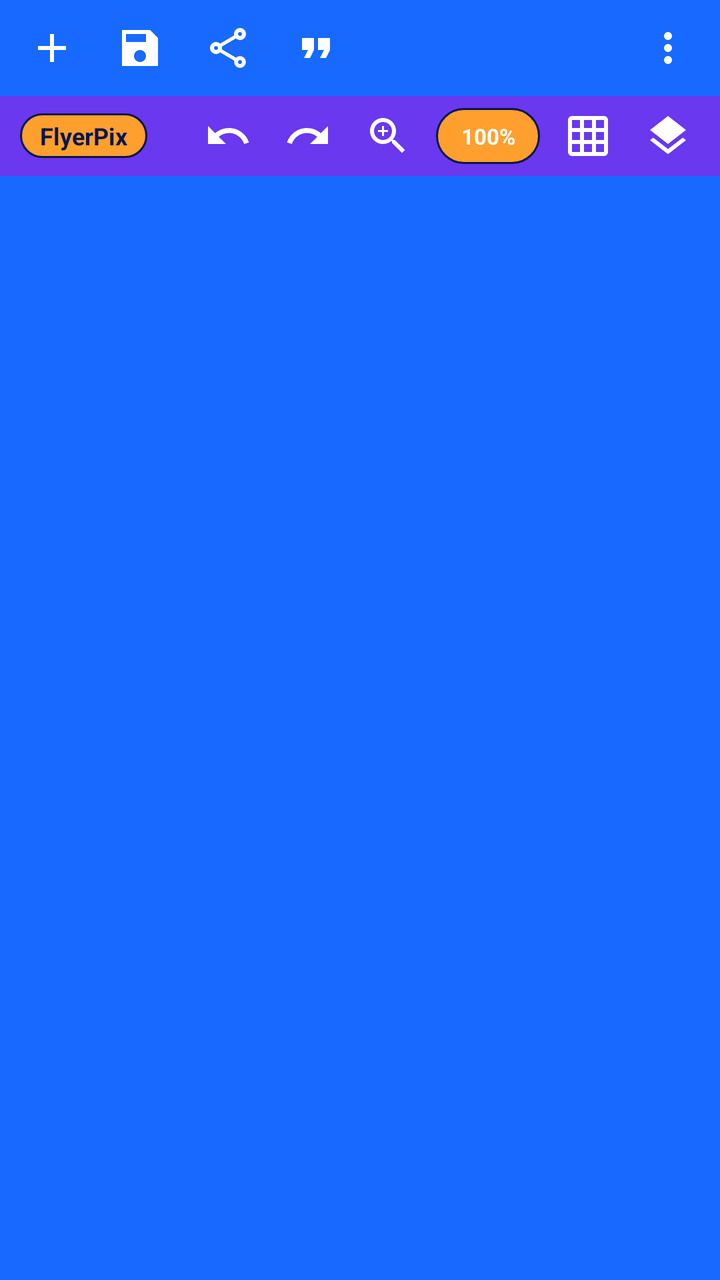
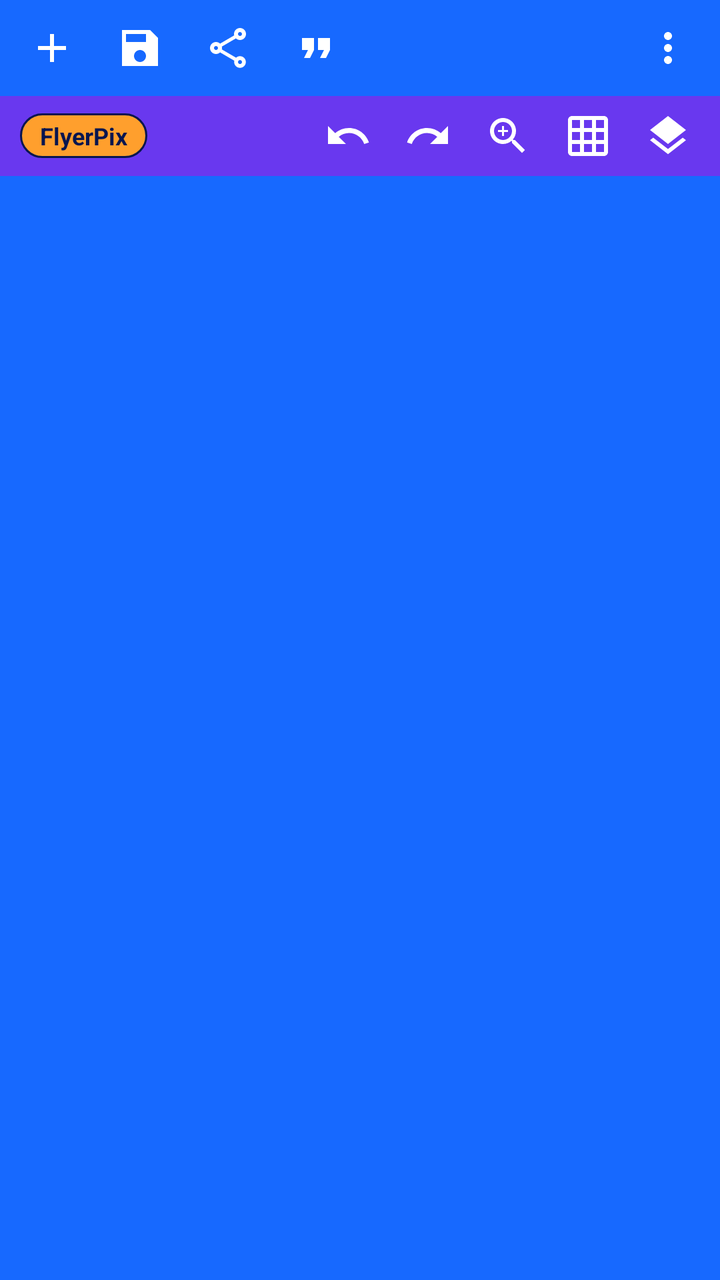

The first picture is an Android layout as it rendered before a commit; the second is the same layout after the commit. The layout source and the unified diff follow.
<!-- AndroidManifest.xml: application theme AppTheme -->
<!-- res/layout/layout_authentic_top_bar.xml -->
<?xml version="1.0" encoding="utf-8"?>
<LinearLayout xmlns:android="http://schemas.android.com/apk/res/android"
    xmlns:app="http://schemas.android.com/apk/res-auto"
    android:id="@+id/authenticTopBarContainer"
    android:layout_width="match_parent"
    android:layout_height="wrap_content"
    android:background="@color/brand_blue"
    android:elevation="6dp"
    android:orientation="vertical">

    
    <LinearLayout
        android:id="@+id/topBarRow1"
        android:layout_width="match_parent"
        android:layout_height="48dp"
        android:gravity="center_vertical"
        android:orientation="horizontal"
        android:paddingHorizontal="4dp">

        <ImageButton
            android:id="@+id/btnTopAdd"
            android:layout_width="44dp"
            android:layout_height="44dp"
            android:background="?attr/selectableItemBackgroundBorderless"
            android:contentDescription="Tambah Objek"
            android:src="@drawable/ic_add_24px"
            app:tint="@android:color/white" />

        <ImageButton
            android:id="@+id/btnTopSave"
            android:layout_width="44dp"
            android:layout_height="44dp"
            android:background="?attr/selectableItemBackgroundBorderless"
            android:contentDescription="Simpan"
            android:src="@drawable/ic_sharp_save_24px"
            app:tint="@android:color/white" />

        <ImageButton
            android:id="@+id/btnTopShare"
            android:layout_width="44dp"
            android:layout_height="44dp"
            android:background="?attr/selectableItemBackgroundBorderless"
            android:contentDescription="Bagikan"
            android:src="@drawable/ic_outline_share_24px"
            app:tint="@android:color/white" />

        <ImageButton
            android:id="@+id/btnTopQuotes"
            android:layout_width="44dp"
            android:layout_height="44dp"
            android:background="?attr/selectableItemBackgroundBorderless"
            android:contentDescription="Kutipan"
            android:src="@drawable/ic_format_quote_24px"
            app:tint="@android:color/white" />

        <View
            android:layout_width="0dp"
            android:layout_height="1dp"
            android:layout_weight="1" />

        <ImageButton
            android:id="@+id/btnTopOverflow"
            android:layout_width="44dp"
            android:layout_height="44dp"
            android:background="?attr/selectableItemBackgroundBorderless"
            android:contentDescription="Menu Lainnya"
            android:src="@drawable/ic_more_vert_24px"
            app:tint="@android:color/white" />
    </LinearLayout>

    
    <LinearLayout
        android:id="@+id/topBarRow2"
        android:layout_width="match_parent"
        android:layout_height="40dp"
        android:background="@color/brand_violet"
        android:gravity="center_vertical"
        android:orientation="horizontal"
        android:paddingHorizontal="6dp">

        <TextView
            android:id="@+id/tvPixelLabBadge"
            android:layout_width="wrap_content"
            android:layout_height="wrap_content"
            android:layout_marginStart="4dp"
            android:background="@drawable/bg_pixellab_badge"
            android:text="FlyerPix"
            android:textColor="@color/brand_navy"
            android:textSize="12sp"
            android:textStyle="bold" />

        <View
            android:layout_width="0dp"
            android:layout_height="1dp"
            android:layout_weight="1" />

        <ImageButton
            android:id="@+id/btnTopUndo"
            android:layout_width="40dp"
            android:layout_height="40dp"
            android:background="?attr/selectableItemBackgroundBorderless"
            android:contentDescription="Undo"
            android:src="@drawable/ic_sharp_undo_24px"
            app:tint="@android:color/white" />

        <ImageButton
            android:id="@+id/btnTopRedo"
            android:layout_width="40dp"
            android:layout_height="40dp"
            android:background="?attr/selectableItemBackgroundBorderless"
            android:contentDescription="Redo"
            android:src="@drawable/ic_sharp_redo_24px"
            app:tint="@android:color/white" />

        <ImageButton
            android:id="@+id/btnTopZoom"
            android:layout_width="40dp"
            android:layout_height="40dp"
            android:background="?attr/selectableItemBackgroundBorderless"
            android:contentDescription="Atur zoom ke 100 persen"
            android:src="@drawable/ic_zoom_in_24px"
            app:tint="@android:color/white" />

        <TextView
            android:id="@+id/tvTopZoomLabel"
            android:layout_width="52dp"
            android:layout_height="28dp"
            android:layout_marginStart="4dp"
            android:layout_marginEnd="4dp"
            android:background="@drawable/bg_pixellab_badge"
            android:gravity="center"
            android:text="100%"
            android:textColor="@android:color/white"
            android:textSize="11sp"
            android:textStyle="bold" />

        <ImageButton
            android:id="@+id/btnTopGrid"
            android:layout_width="40dp"
            android:layout_height="40dp"
            android:background="?attr/selectableItemBackgroundBorderless"
            android:contentDescription="Grid"
            android:src="@drawable/ic_grid_on_24px"
            app:tint="@android:color/white" />

        <ImageButton
            android:id="@+id/btnTopLayers"
            android:layout_width="40dp"
            android:layout_height="40dp"
            android:background="?attr/selectableItemBackgroundBorderless"
            android:contentDescription="Layers"
            android:src="@drawable/ic_layers_24px"
            app:tint="@android:color/white" />
    </LinearLayout>

</LinearLayout>
<!-- resources referenced by this layout -->
<resources>
  <color name="brand_blue">#1769FF</color>
  <color name="brand_navy">#07164F</color>
  <color name="brand_violet">#6938EF</color>
  <!-- drawable ic_add_24px (drawable) -->
  <vector xmlns:android="http://schemas.android.com/apk/res/android"
      android:width="24dp"
      android:height="24dp"
      android:viewportWidth="24"
      android:viewportHeight="24">
    <path
        android:fillColor="@android:color/white"
        android:pathData="M19,13h-6v6h-2v-6H5v-2h6V5h2v6h6v2z"/>
  </vector>
  <!-- drawable ic_format_quote_24px (drawable) -->
  <vector xmlns:android="http://schemas.android.com/apk/res/android"
      android:width="24dp"
      android:height="24dp"
      android:viewportWidth="24"
      android:viewportHeight="24">
    <path
        android:fillColor="@android:color/white"
        android:pathData="M6,17h3l2,-4V7H5v6h3zm8,0h3l2,-4V7h-6v6h3z"/>
  </vector>
  <color name="brand_orange">#FF9F2D</color>
  <color name="white">#fff</color>
  <color name="black">#000</color>
  <color name="gray">#616161</color>
  <style name="AppBottomNavigation" parent="Widget.MaterialComponents.BottomNavigationView.Colored">
  
      </style>
  <style name="AppButton" parent="Widget.MaterialComponents.Button.UnelevatedButton">
          <item name="strokeColor">@color/brand_blue</item>
          <item name="strokeWidth">1dp</item>
          <item name="android:textColor">@color/brand_blue</item>
      </style>
  <style name="ButtonText" parent="TextAppearance.MaterialComponents.Button">
          <item name="fontFamily">@font/raleway_semibold</item>
      </style>
  <style name="Body1Text" parent="TextAppearance.MaterialComponents.Body1">
          <item name="fontFamily">@font/raleway_semibold</item>
      </style>
  <style name="Body2Text" parent="TextAppearance.MaterialComponents.Body2">
          <item name="fontFamily">@font/raleway_semibold</item>
      </style>
  <style name="CaptionText" parent="TextAppearance.MaterialComponents.Caption">
          <item name="fontFamily">@font/raleway_semibold</item>
      </style>
  <style name="Headline4Text" parent="TextAppearance.MaterialComponents.Headline6">
          <item name="fontFamily">@font/raleway_semibold</item>
      </style>
  <style name="Headline5Text" parent="TextAppearance.MaterialComponents.Headline6">
          <item name="fontFamily">@font/raleway_semibold</item>
      </style>
  <style name="Headline6Text" parent="TextAppearance.MaterialComponents.Headline6">
          <item name="fontFamily">@font/raleway_semibold</item>
      </style>
  <style name="AppFloatingActionButton" parent="Widget.MaterialComponents.FloatingActionButton">
          <item name="shapeAppearanceOverlay">@style/FloatingActionButton</item>
      </style>
  <style name="SmallComponent" parent="ShapeAppearance.MaterialComponents.SmallComponent">
          <item name="cornerFamily">cut</item>
          <item name="cornerSize">0dp</item>
      </style>
  <style name="MediumComponent" parent="ShapeAppearance.MaterialComponents.MediumComponent">
          <item name="cornerFamily">cut</item>
          <item name="cornerSize">0dp</item>
      </style>
  <style name="LargeComponent" parent="ShapeAppearance.MaterialComponents.LargeComponent">
          <item name="cornerFamily">cut</item>
          <item name="cornerSize">0dp</item>
      </style>
  <style name="FloatingActionButton" parent="ShapeAppearanceOverlay.MaterialComponents.FloatingActionButton">
      </style>
  <!-- unchanged entries left out for length: 11 -->
</resources>

<!-- the commit's change to res/layout/layout_authentic_top_bar.xml (unified diff, before → after) -->
@@ -112,27 +112,56 @@
             android:src="@drawable/ic_sharp_redo_24px"
             app:tint="@android:color/white" />
 
-        <ImageButton
-            android:id="@+id/btnTopZoom"
-            android:layout_width="40dp"
+        <LinearLayout
+            android:id="@+id/topZoomControls"
+            android:layout_width="wrap_content"
             android:layout_height="40dp"
-            android:background="?attr/selectableItemBackgroundBorderless"
-            android:contentDescription="Atur zoom ke 100 persen"
-            android:src="@drawable/ic_zoom_in_24px"
-            app:tint="@android:color/white" />
+            android:gravity="center_vertical"
+            android:orientation="horizontal">
 
-        <TextView
-            android:id="@+id/tvTopZoomLabel"
-            android:layout_width="52dp"
-            android:layout_height="28dp"
-            android:layout_marginStart="4dp"
-            android:layout_marginEnd="4dp"
-            android:background="@drawable/bg_pixellab_badge"
-            android:gravity="center"
-            android:text="100%"
-            android:textColor="@android:color/white"
-            android:textSize="11sp"
-            android:textStyle="bold" />
+            <ImageButton
+                android:id="@+id/btnTopZoom"
+                android:layout_width="40dp"
+                android:layout_height="40dp"
+                android:background="?attr/selectableItemBackgroundBorderless"
+                android:contentDescription="Buka kontrol zoom"
+                android:src="@drawable/ic_zoom_in_24px"
+                app:tint="@android:color/white" />
+
+            <ImageButton
+                android:id="@+id/btnTopZoomOut"
+                android:layout_width="40dp"
+                android:layout_height="40dp"
+                android:background="?attr/selectableItemBackgroundBorderless"
+                android:contentDescription="Perkecil zoom canvas"
+                android:src="@drawable/ic_zoom_out_24px"
+                android:visibility="gone"
+                app:tint="@android:color/white" />
+
+            <TextView
+                android:id="@+id/tvTopZoomLabel"
+                android:layout_width="52dp"
+                android:layout_height="28dp"
+                android:layout_marginStart="4dp"
+                android:layout_marginEnd="4dp"
+                android:background="@drawable/bg_pixellab_badge"
+                android:gravity="center"
+                android:text="100%"
+                android:textColor="@android:color/white"
+                android:textSize="11sp"
+                android:textStyle="bold"
+                android:visibility="gone" />
+
+            <ImageButton
+                android:id="@+id/btnTopZoomIn"
+                android:layout_width="40dp"
+                android:layout_height="40dp"
+                android:background="?attr/selectableItemBackgroundBorderless"
+                android:contentDescription="Perbesar zoom canvas"
+                android:src="@drawable/ic_zoom_in_24px"
+                android:visibility="gone"
+                app:tint="@android:color/white" />
+        </LinearLayout>
 
         <ImageButton
             android:id="@+id/btnTopGrid"
<!-- resource entries referenced after the edit -->
@@ -22,6 +22,16 @@
     <path
         android:fillColor="@android:color/white"
         android:pathData="M6,17h3l2,-4V7H5v6h3zm8,0h3l2,-4V7h-6v6h3z"/>
+  </vector>
+  <!-- drawable ic_zoom_out_24px (drawable) -->
+  <vector xmlns:android="http://schemas.android.com/apk/res/android"
+      android:width="24dp"
+      android:height="24dp"
+      android:viewportWidth="24"
+      android:viewportHeight="24">
+    <path
+        android:fillColor="#FFFFFFFF"
+        android:pathData="M15.5,14h-0.79l-0.28,-0.27C15.41,12.59 16,11.11 16,9.5 16,5.91 13.09,3 9.5,3S3,5.91 3,9.5 5.91,16 9.5,16c1.61,0 3.09,-0.59 4.23,-1.57l0.27,0.28v0.79l5,4.99L20.49,19l-4.99,-5zM9.5,14C7.01,14 5,11.99 5,9.5S7.01,5 9.5,5 14,7.01 14,9.5 11.99,14 9.5,14zM7,9h5v1H7V9z"/>
   </vector>
   <color name="brand_orange">#FF9F2D</color>
   <color name="white">#fff</color>
